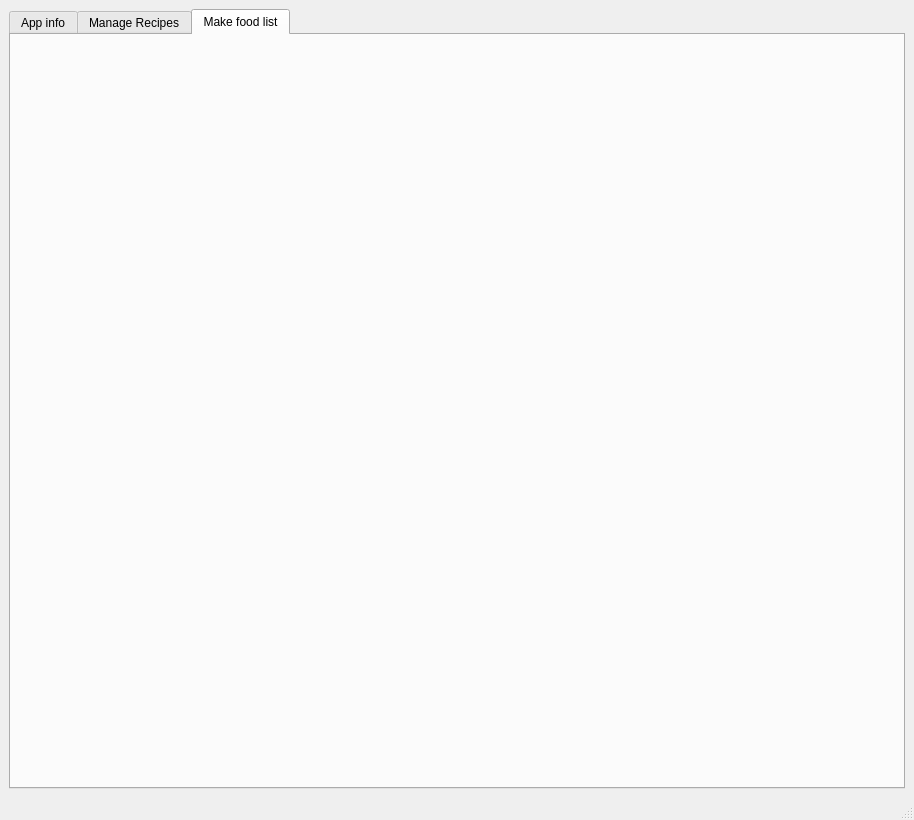
Old version of the form main_window.ui in the repository slevasse/foodinator.
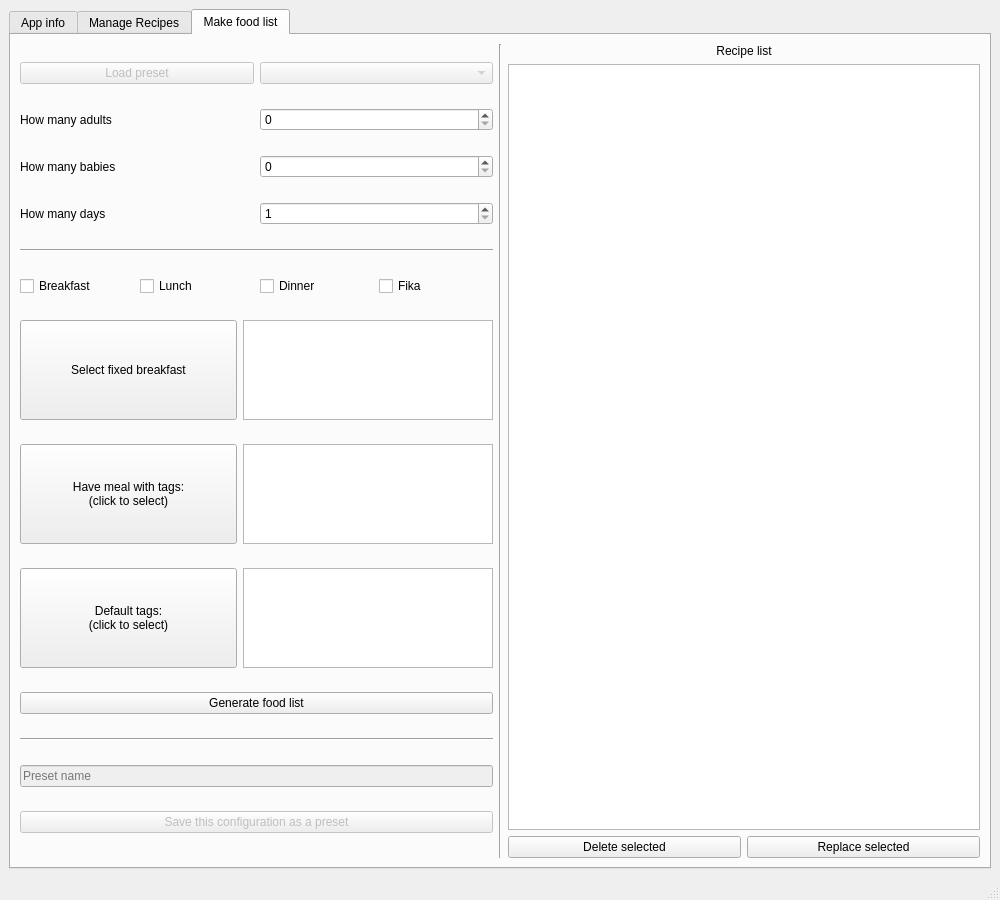
New version of the form. The open tabs and pages were chosen to show the change.

Commit message: More work on the list generator

The edit to the form file:
```diff
--- a/main_window.ui
+++ b/main_window.ui
@@ -9,8 +9,8 @@
    <rect>
     <x>0</x>
     <y>0</y>
-    <width>914</width>
-    <height>820</height>
+    <width>1000</width>
+    <height>900</height>
    </rect>
   </property>
   <property name="windowTitle">
@@ -240,6 +240,326 @@
        <attribute name="title">
         <string>Make food list</string>
        </attribute>
+       <layout class="QHBoxLayout" name="horizontalLayout_9">
+        <item>
+         <layout class="QVBoxLayout" name="verticalLayout_base">
+          <item>
+           <layout class="QHBoxLayout" name="horizontalLayout_12">
+            <item>
+             <widget class="QPushButton" name="pushButton_load_preset">
+              <property name="enabled">
+               <bool>false</bool>
+              </property>
+              <property name="text">
+               <string>Load preset</string>
+              </property>
+             </widget>
+            </item>
+            <item>
+             <widget class="QComboBox" name="comboBox_select_preset">
+              <property name="enabled">
+               <bool>false</bool>
+              </property>
+             </widget>
+            </item>
+           </layout>
+          </item>
+          <item>
+           <layout class="QHBoxLayout" name="horizontalLayout_6">
+            <item>
+             <widget class="QLabel" name="label_3">
+              <property name="text">
+               <string>How many adults</string>
+              </property>
+             </widget>
+            </item>
+            <item>
+             <widget class="QSpinBox" name="spinBox_adult_count">
+              <property name="minimum">
+               <number>0</number>
+              </property>
+              <property name="value">
+               <number>0</number>
+              </property>
+             </widget>
+            </item>
+           </layout>
+          </item>
+          <item>
+           <layout class="QHBoxLayout" name="horizontalLayout_7">
+            <item>
+             <widget class="QLabel" name="label_14">
+              <property name="text">
+               <string>How many babies</string>
+              </property>
+             </widget>
+            </item>
+            <item>
+             <widget class="QSpinBox" name="spinBox_baby_count"/>
+            </item>
+           </layout>
+          </item>
+          <item>
+           <layout class="QHBoxLayout" name="horizontalLayout_5">
+            <item>
+             <widget class="QLabel" name="label_2">
+              <property name="text">
+               <string>How many days</string>
+              </property>
+             </widget>
+            </item>
+            <item>
+             <widget class="QSpinBox" name="spinBox_day_count">
+              <property name="minimum">
+               <number>1</number>
+              </property>
+             </widget>
+            </item>
+           </layout>
+          </item>
+          <item>
+           <widget class="Line" name="line_3">
+            <property name="orientation">
+             <enum>Qt::Horizontal</enum>
+            </property>
+           </widget>
+          </item>
+          <item>
+           <layout class="QHBoxLayout" name="horizontalLayout_8">
+            <item>
+             <widget class="QCheckBox" name="checkBox_breakfast">
+              <property name="text">
+               <string>Breakfast</string>
+              </property>
+             </widget>
+            </item>
+            <item>
+             <widget class="QCheckBox" name="checkBox_lunch">
+              <property name="text">
+               <string>Lunch</string>
+              </property>
+             </widget>
+            </item>
+            <item>
+             <widget class="QCheckBox" name="checkBox_dinner">
+              <property name="text">
+               <string>Dinner</string>
+              </property>
+             </widget>
+            </item>
+            <item>
+             <widget class="QCheckBox" name="checkBox_fika">
+              <property name="text">
+               <string>Fika</string>
+              </property>
+             </widget>
+            </item>
+           </layout>
+          </item>
+          <item>
+           <layout class="QHBoxLayout" name="horizontalLayout_13">
+            <property name="sizeConstraint">
+             <enum>QLayout::SetDefaultConstraint</enum>
+            </property>
+            <property name="topMargin">
+             <number>0</number>
+            </property>
+            <item>
+             <widget class="QPushButton" name="pushButton_select_fixed_breakfast">
+              <property name="sizePolicy">
+               <sizepolicy hsizetype="Minimum" vsizetype="Minimum">
+                <horstretch>0</horstretch>
+                <verstretch>0</verstretch>
+               </sizepolicy>
+              </property>
+              <property name="maximumSize">
+               <size>
+                <width>16777215</width>
+                <height>100</height>
+               </size>
+              </property>
+              <property name="text">
+               <string>Select fixed breakfast</string>
+              </property>
+             </widget>
+            </item>
+            <item>
+             <widget class="QTableWidget" name="tableWidget_fixed_breakfast">
+              <property name="sizePolicy">
+               <sizepolicy hsizetype="Expanding" vsizetype="Minimum">
+                <horstretch>0</horstretch>
+                <verstretch>0</verstretch>
+               </sizepolicy>
+              </property>
+              <property name="maximumSize">
+               <size>
+                <width>250</width>
+                <height>100</height>
+               </size>
+              </property>
+             </widget>
+            </item>
+           </layout>
+          </item>
+          <item>
+           <layout class="QHBoxLayout" name="horizontalLayout_11">
+            <item>
+             <widget class="QPushButton" name="pushButton">
+              <property name="sizePolicy">
+               <sizepolicy hsizetype="Minimum" vsizetype="Minimum">
+                <horstretch>0</horstretch>
+                <verstretch>0</verstretch>
+               </sizepolicy>
+              </property>
+              <property name="maximumSize">
+               <size>
+                <width>16777215</width>
+                <height>100</height>
+               </size>
+              </property>
+              <property name="text">
+               <string>Have meal with tags:
+(click to select)</string>
+              </property>
+             </widget>
+            </item>
+            <item>
+             <widget class="QTableWidget" name="tableWidget_required_tags">
+              <property name="sizePolicy">
+               <sizepolicy hsizetype="Expanding" vsizetype="Minimum">
+                <horstretch>0</horstretch>
+                <verstretch>0</verstretch>
+               </sizepolicy>
+              </property>
+              <property name="maximumSize">
+               <size>
+                <width>250</width>
+                <height>100</height>
+               </size>
+              </property>
+             </widget>
+            </item>
+           </layout>
+          </item>
+          <item>
+           <layout class="QHBoxLayout" name="horizontalLayout_10">
+            <item>
+             <widget class="QPushButton" name="pushButton_2">
+              <property name="sizePolicy">
+               <sizepolicy hsizetype="Minimum" vsizetype="Minimum">
+                <horstretch>0</horstretch>
+                <verstretch>0</verstretch>
+               </sizepolicy>
+              </property>
+              <property name="maximumSize">
+               <size>
+                <width>16777215</width>
+                <height>100</height>
+               </size>
+              </property>
+              <property name="text">
+               <string>Default tags:
+(click to select)</string>
+              </property>
+             </widget>
+            </item>
+            <item>
+             <widget class="QListWidget" name="listWidget_default_tag">
+              <property name="sizePolicy">
+               <sizepolicy hsizetype="Expanding" vsizetype="Minimum">
+                <horstretch>0</horstretch>
+                <verstretch>0</verstretch>
+               </sizepolicy>
+              </property>
+              <property name="maximumSize">
+               <size>
+                <width>250</width>
+                <height>100</height>
+               </size>
+              </property>
+             </widget>
+            </item>
+           </layout>
+          </item>
+          <item>
+           <widget class="QPushButton" name="pushButton_generate_foodlist">
+            <property name="text">
+             <string>Generate food list</string>
+            </property>
+           </widget>
+          </item>
+          <item>
+           <widget class="Line" name="line_2">
+            <property name="orientation">
+             <enum>Qt::Horizontal</enum>
+            </property>
+           </widget>
+          </item>
+          <item>
+           <widget class="QLineEdit" name="lineEdit_configuration_preset_name">
+            <property name="enabled">
+             <bool>false</bool>
+            </property>
+            <property name="placeholderText">
+             <string>Preset name</string>
+            </property>
+           </widget>
+          </item>
+          <item>
+           <widget class="QPushButton" name="pushButton_save_as_preset">
+            <property name="enabled">
+             <bool>false</bool>
+            </property>
+            <property name="text">
+             <string>Save this configuration as a preset</string>
+            </property>
+           </widget>
+          </item>
+         </layout>
+        </item>
+        <item>
+         <widget class="Line" name="line">
+          <property name="orientation">
+           <enum>Qt::Vertical</enum>
+          </property>
+         </widget>
+        </item>
+        <item>
+         <layout class="QVBoxLayout" name="verticalLayout_4">
+          <item>
+           <widget class="QLabel" name="label_generated_food_list">
+            <property name="text">
+             <string>Recipe list</string>
+            </property>
+            <property name="alignment">
+             <set>Qt::AlignCenter</set>
+            </property>
+           </widget>
+          </item>
+          <item>
+           <widget class="QTableWidget" name="tableWidget_selected_recipe"/>
+          </item>
+          <item>
+           <layout class="QHBoxLayout" name="horizontalLayout_14">
+            <item>
+             <widget class="QPushButton" name="pushButton_delete_selected_recipe">
+              <property name="text">
+               <string>Delete selected</string>
+              </property>
+             </widget>
+            </item>
+            <item>
+             <widget class="QPushButton" name="pushButton_replace_selected_recipe">
+              <property name="text">
+               <string>Replace selected</string>
+              </property>
+             </widget>
+            </item>
+           </layout>
+          </item>
+         </layout>
+        </item>
+       </layout>
       </widget>
      </widget>
     </item>
```
Left out of the diff: 4 changed lines with no effect on the pictures. The commit also changes 4 other files.
